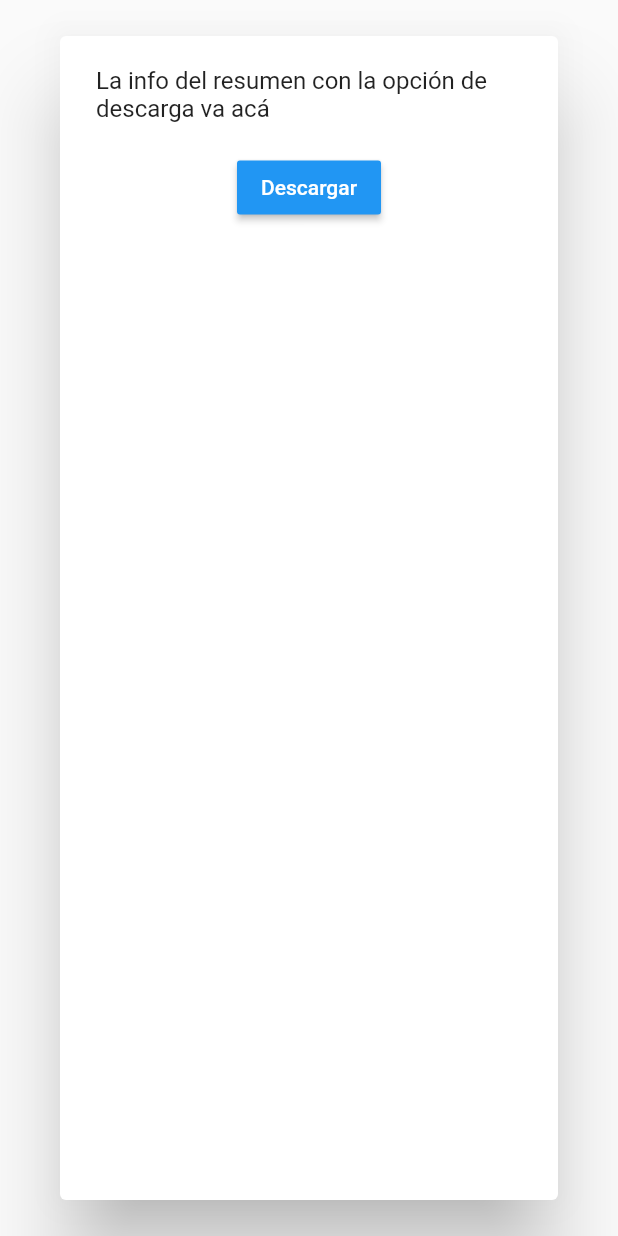
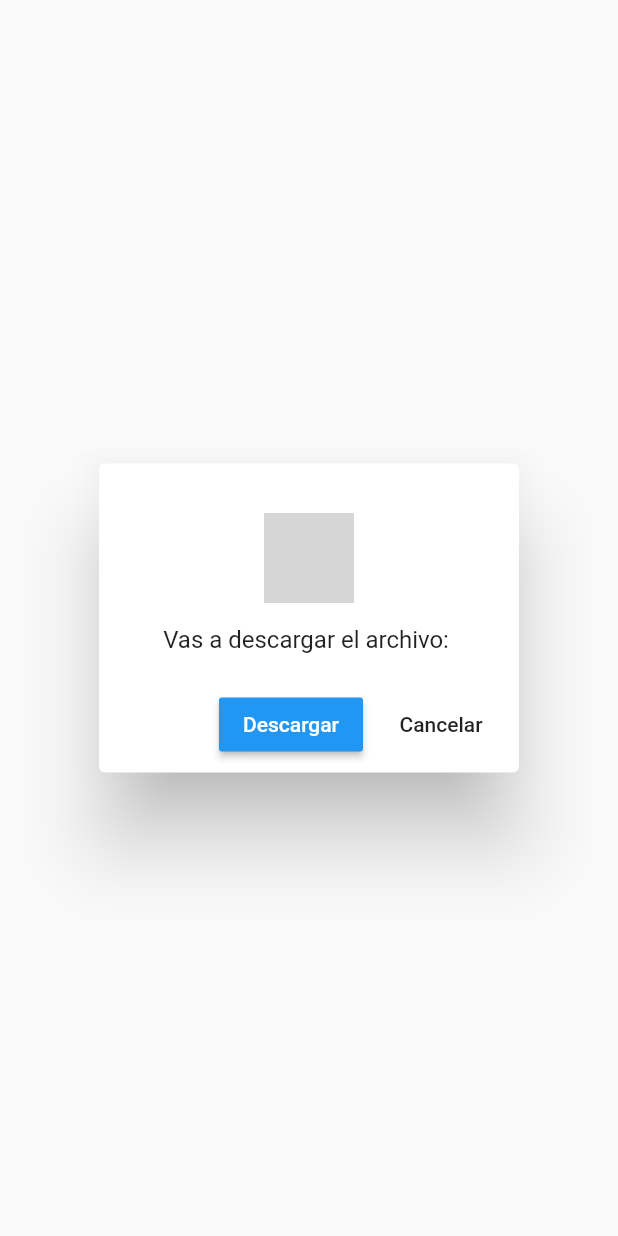
Before and after one commit to nicolasvalde/resumenes, a Flutter app: the DownloadDialog widget shown alone on an empty page, opened directly with empty values, on a phone screen of 412 x 824 dp. Run offline on Flutter 3.47's test engine with Material 2 defaults, Android fonts, the phone set to English and light mode, and no system bars; our stand-ins replace file_picker, getflutter, open_file; grey boxes are pictures that could not be loaded.

Commit message:
Trabajo sobre tarjetas y botones

```diff
--- a/lib/src/pages/home_page.dart
+++ b/lib/src/pages/home_page.dart
@@ -40,9 +40,9 @@ class _HomePageState extends State<HomePage> {
           currentIndex: _selectedBottomIndex,
           items: [
             BottomNavigationBarItem(
-                icon: Icon(Icons.search), title: Text('Explorar resúmenes')),
+                icon: Icon(Icons.search), title: Text('Explorar apuntes')),
             BottomNavigationBarItem(
-                icon: Icon(Icons.add), title: Text('Subí tu resumen')),
+                icon: Icon(Icons.add), title: Text('Subí tu apunte')),
             BottomNavigationBarItem(
                 icon: Icon(Icons.file_download), title: Text('Descargas')),
           ],
@@ -65,10 +65,10 @@ class _HomePageState extends State<HomePage> {
           widget.title = 'Universidades';
           break;
         case 1:
-          widget.title = 'Subí tu resumen';
+          widget.title = 'Subí tu apunte';
           break;
         case 2:
-          widget.title = 'Resúmenes descargados';
+          widget.title = 'Apuntes descargados';
           break;
       }
     });
--- a/lib/src/pages/resumenes_page.dart
+++ b/lib/src/pages/resumenes_page.dart
@@ -45,7 +45,7 @@ class _ResumenesPageState extends State<ResumenesPage> {
         } else {
           if (snapshot.hasData) {
             if (snapshot.data.length == 0) {
-              return Text("Todavía no hay resúmenes");
+              return Text("Todavía no hay apuntes");
             } else {
               return ListView(
                 children: _listaItems(snapshot.data),
--- a/lib/src/widgets/DownloadDialog.dart
+++ b/lib/src/widgets/DownloadDialog.dart
@@ -12,17 +12,14 @@ class DownloadDialog extends StatelessWidget {
   @override
   Widget build(BuildContext context) {
     return AlertDialog(
-      content: Column(
-        children: <Widget>[
-          Text("La info del resumen con la opción de descarga va acá"),
-          Text(resumen.descripcion),
+      contentPadding: EdgeInsets.only(bottom: 0, top: 8, left: 8, right: 8),
+      actions: <Widget>[
         RaisedButton(
           child: Text("Descargar"),
           color: Colors.blue,
           textColor: Colors.white,
           splashColor: Colors.white,
           onPressed: () async {
-             // Navigator.pop(context);
             showDialog(
               barrierDismissible: false,
               context: context,
@@ -48,10 +45,43 @@ class DownloadDialog extends StatelessWidget {
                 });
               },
             );
-              await resumenesProvider.download(resumen.id, resumen.fileName, context);
+            await resumenesProvider.download(
+                resumen.id, resumen.fileName, context);
             Future.sync(() => Navigator.pop(context));
           },
-          )
+        ),
+        FlatButton(
+          onPressed: () {
+            Navigator.of(context).pop();
+          },
+          child: Text("Cancelar"),
+          // color: Colors.black,
+        ),
+      ],
+      content: Column(
+        mainAxisSize: MainAxisSize.min,
+        children: <Widget>[
+          Padding(
+            padding: EdgeInsets.only(top: 25),
+          ),
+          Image.asset(
+            'assets/icons/' +
+                resumen.fileName
+                    .substring(resumen.fileName.lastIndexOf('.') + 1) +
+                '.png',
+            scale: 1.0,
+            height: 60.0,
+            width: 60.0,
+          ),
+          Padding(
+            padding: EdgeInsets.only(top: 15),
+          ),
+          Text(
+            "Vas a descargar el archivo: " + resumen.fileName,
+          ),
+          Padding(
+            padding: EdgeInsets.only(top: 15),
+          ),
         ],
       ),
     );
```
Also changed, not shown: lib/src/pages/upload_page.dart (+49 -8 lines), assets/icons/png.png (renamed from assets/icons/png-file-format-symbol.png), 1 other file. Lines whose indentation alone changed are shown as unchanged.
